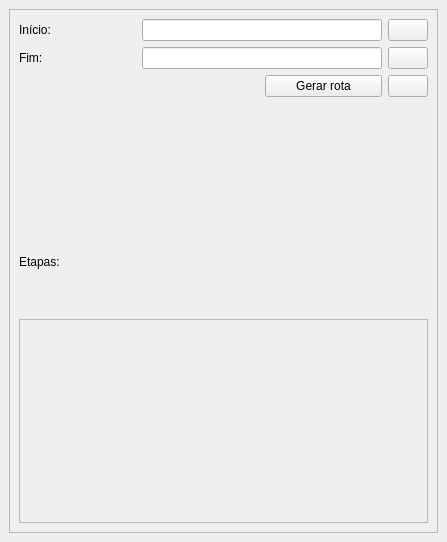
1cgeo/route_mapping, file uis/routeGenerator.ui: the form before one commit.
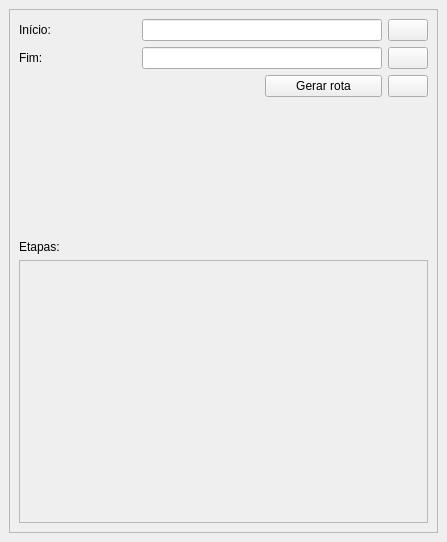
The form after the commit.

```diff
--- a/uis/routeGenerator.ui
+++ b/uis/routeGenerator.ui
@@ -48,7 +48,7 @@
              <x>0</x>
              <y>0</y>
              <width>407</width>
-             <height>184</height>
+             <height>233</height>
             </rect>
            </property>
            <layout class="QVBoxLayout" name="verticalLayout"/>
@@ -129,6 +129,12 @@
         </item>
         <item row="4" column="0" colspan="4">
          <widget class="QLabel" name="label_3">
+          <property name="sizePolicy">
+           <sizepolicy hsizetype="Fixed" vsizetype="Fixed">
+            <horstretch>0</horstretch>
+            <verstretch>0</verstretch>
+           </sizepolicy>
+          </property>
           <property name="text">
            <string>Etapas:</string>
           </property>
```
